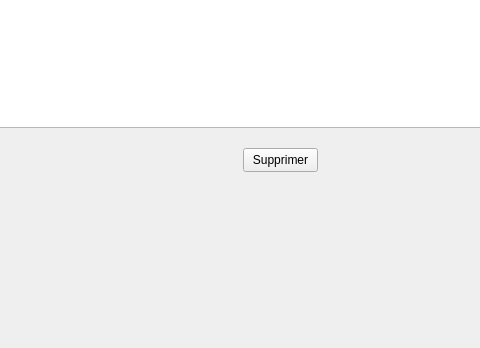
First picture: the form in Locker/Locker/affichercommande.ui, repository maxjbs93/Locker, before the edit; both pictures show x 217 to 697 and y 252 to 600 of the 1000 by 600 pixel window.
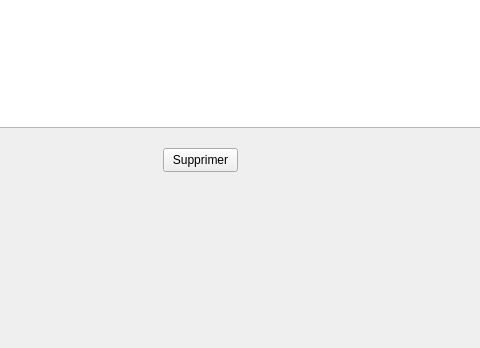
Second picture: the form after the edit.

Patch:
```diff
--- a/Locker/Locker/affichercommande.ui
+++ b/Locker/Locker/affichercommande.ui
@@ -17,7 +17,7 @@
    <widget class="QPushButton" name="pushButton_supprimer">
     <property name="geometry">
      <rect>
-      <x>460</x>
+      <x>380</x>
       <y>400</y>
       <width>75</width>
       <height>24</height>
```
